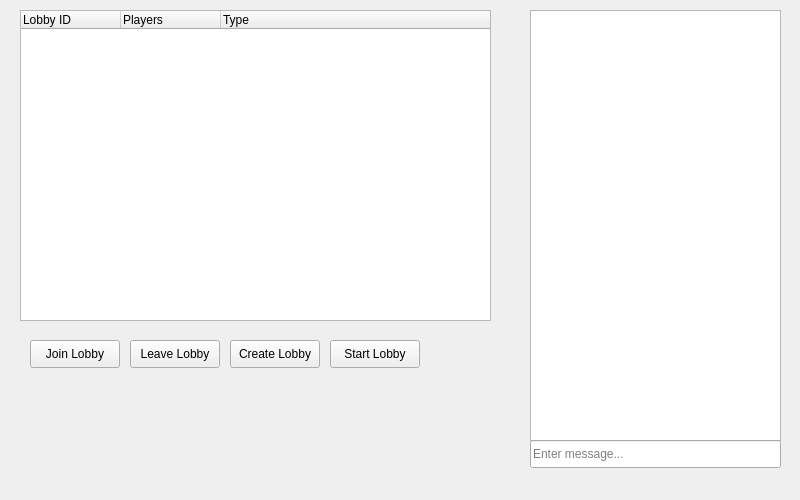
The window that PyQtDesigner_Menu.ui (Bodzioo44/GameHub) describes before a commit, drawn with Qt 5.
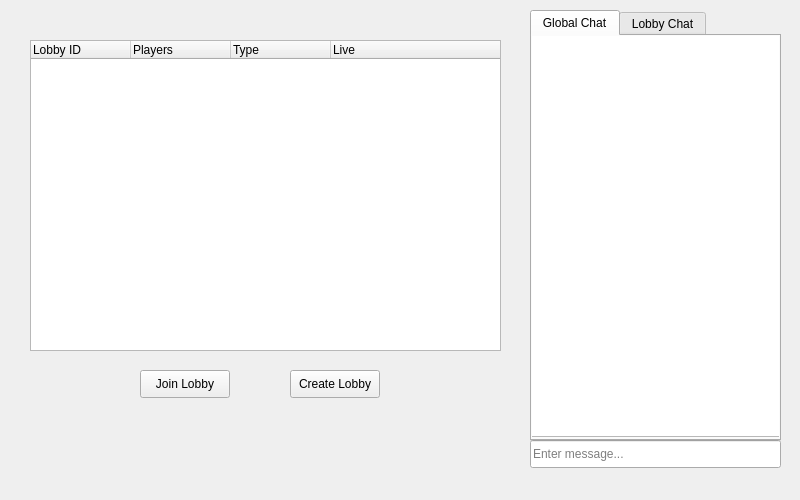
The same window after the commit.

Commit message: Before stackedWidget Change

Diff of the .ui file:
```diff
--- a/PyQtDesigner_Menu.ui
+++ b/PyQtDesigner_Menu.ui
@@ -13,74 +13,6 @@
   <property name="windowTitle">
    <string>Main Menu</string>
   </property>
-  <widget class="QPushButton" name="Create_Lobby">
-   <property name="geometry">
-    <rect>
-     <x>230</x>
-     <y>340</y>
-     <width>90</width>
-     <height>28</height>
-    </rect>
-   </property>
-   <property name="text">
-    <string>Create Lobby</string>
-   </property>
-  </widget>
-  <widget class="QPushButton" name="Join_Lobby">
-   <property name="geometry">
-    <rect>
-     <x>30</x>
-     <y>340</y>
-     <width>90</width>
-     <height>28</height>
-    </rect>
-   </property>
-   <property name="text">
-    <string>Join Lobby</string>
-   </property>
-  </widget>
-  <widget class="QPushButton" name="Leave_Lobby">
-   <property name="geometry">
-    <rect>
-     <x>130</x>
-     <y>340</y>
-     <width>90</width>
-     <height>28</height>
-    </rect>
-   </property>
-   <property name="text">
-    <string>Leave Lobby</string>
-   </property>
-  </widget>
-  <widget class="QTextEdit" name="Message_Box">
-   <property name="geometry">
-    <rect>
-     <x>530</x>
-     <y>10</y>
-     <width>251</width>
-     <height>431</height>
-    </rect>
-   </property>
-   <property name="verticalScrollBarPolicy">
-    <enum>Qt::ScrollBarAsNeeded</enum>
-   </property>
-   <property name="readOnly">
-    <bool>true</bool>
-   </property>
-  </widget>
-  <widget class="QPushButton" name="Start_Lobby">
-   <property name="geometry">
-    <rect>
-     <x>330</x>
-     <y>340</y>
-     <width>90</width>
-     <height>28</height>
-    </rect>
-   </property>
-   <property name="text">
-    <string>Start Lobby</string>
-   </property>
-  </widget>
   <widget class="QLineEdit" name="Message_Input">
    <property name="geometry">
     <rect>
@@ -97,30 +29,170 @@
     <string>Enter message...</string>
    </property>
   </widget>
-  <widget class="QTreeWidget" name="Lobby_Tree">
+  <widget class="QTabWidget" name="Chat_Tab">
+   <property name="geometry">
+    <rect>
+     <x>530</x>
+     <y>10</y>
+     <width>251</width>
+     <height>431</height>
+    </rect>
+   </property>
+   <property name="currentIndex">
+    <number>0</number>
+   </property>
+   <property name="tabBarAutoHide">
+    <bool>false</bool>
+   </property>
+   <widget class="QWidget" name="Global_Chat">
+    <attribute name="title">
+     <string>Global Chat</string>
+    </attribute>
+    <widget class="QTextEdit" name="Global_Chat_Box">
+     <property name="geometry">
+      <rect>
+       <x>-1</x>
+       <y>-1</y>
+       <width>251</width>
+       <height>402</height>
+      </rect>
+     </property>
+     <property name="maximumSize">
+      <size>
+       <width>16777215</width>
+       <height>16777215</height>
+      </size>
+     </property>
+     <property name="verticalScrollBarPolicy">
+      <enum>Qt::ScrollBarAsNeeded</enum>
+     </property>
+     <property name="readOnly">
+      <bool>true</bool>
+     </property>
+    </widget>
+   </widget>
+   <widget class="QWidget" name="Lobby_Chat">
+    <attribute name="title">
+     <string>Lobby Chat</string>
+    </attribute>
+    <widget class="QTextEdit" name="Lobby_Chat_Box">
+     <property name="geometry">
+      <rect>
+       <x>-1</x>
+       <y>-1</y>
+       <width>251</width>
+       <height>402</height>
+      </rect>
+     </property>
+     <property name="verticalScrollBarPolicy">
+      <enum>Qt::ScrollBarAsNeeded</enum>
+     </property>
+     <property name="readOnly">
+      <bool>true</bool>
+     </property>
+    </widget>
+   </widget>
+  </widget>
+  <widget class="QStackedWidget" name="stackedWidget">
    <property name="geometry">
     <rect>
      <x>20</x>
-     <y>10</y>
-     <width>471</width>
-     <height>311</height>
+     <y>20</y>
+     <width>501</width>
+     <height>461</height>
     </rect>
    </property>
-   <column>
-    <property name="text">
-     <string>Lobby ID</string>
-    </property>
-   </column>
-   <column>
-    <property name="text">
-     <string>Players</string>
-    </property>
-   </column>
-   <column>
-    <property name="text">
-     <string>Type</string>
-    </property>
-   </column>
+   <property name="currentIndex">
+    <number>0</number>
+   </property>
+   <widget class="QWidget" name="Lobby_List_Page">
+    <widget class="QTreeWidget" name="Lobby_Tree">
+     <property name="geometry">
+      <rect>
+       <x>10</x>
+       <y>20</y>
+       <width>471</width>
+       <height>311</height>
+      </rect>
+     </property>
+     <column>
+      <property name="text">
+       <string>Lobby ID</string>
+      </property>
+     </column>
+     <column>
+      <property name="text">
+       <string>Players</string>
+      </property>
+     </column>
+     <column>
+      <property name="text">
+       <string>Type</string>
+      </property>
+     </column>
+     <column>
+      <property name="text">
+       <string>Live</string>
+      </property>
+     </column>
+    </widget>
+    <widget class="QPushButton" name="Join_Lobby">
+     <property name="geometry">
+      <rect>
+       <x>120</x>
+       <y>350</y>
+       <width>90</width>
+       <height>28</height>
+      </rect>
+     </property>
+     <property name="text">
+      <string>Join Lobby</string>
+     </property>
+    </widget>
+    <widget class="QPushButton" name="Create_Lobby">
+     <property name="geometry">
+      <rect>
+       <x>270</x>
+       <y>350</y>
+       <width>90</width>
+       <height>28</height>
+      </rect>
+     </property>
+     <property name="text">
+      <string>Create Lobby</string>
+     </property>
+    </widget>
+   </widget>
+   <widget class="QWidget" name="Lobby_Page">
+    <widget class="QPushButton" name="Leave_Lobby">
+     <property name="geometry">
+      <rect>
+       <x>30</x>
+       <y>400</y>
+       <width>90</width>
+       <height>28</height>
+      </rect>
+     </property>
+     <property name="text">
+      <string>Leave Lobby</string>
+     </property>
+    </widget>
+    <widget class="QPushButton" name="Start_Lobby">
+     <property name="geometry">
+      <rect>
+       <x>120</x>
+       <y>400</y>
+       <width>90</width>
+       <height>28</height>
+      </rect>
+     </property>
+     <property name="text">
+      <string>Start Lobby</string>
+     </property>
+    </widget>
+   </widget>
+   <widget class="QWidget" name="Create_Lobby_Page"/>
+   <widget class="QWidget" name="Game_Page"/>
   </widget>
  </widget>
  <resources/>
```
The commit also changes 2 other files.
